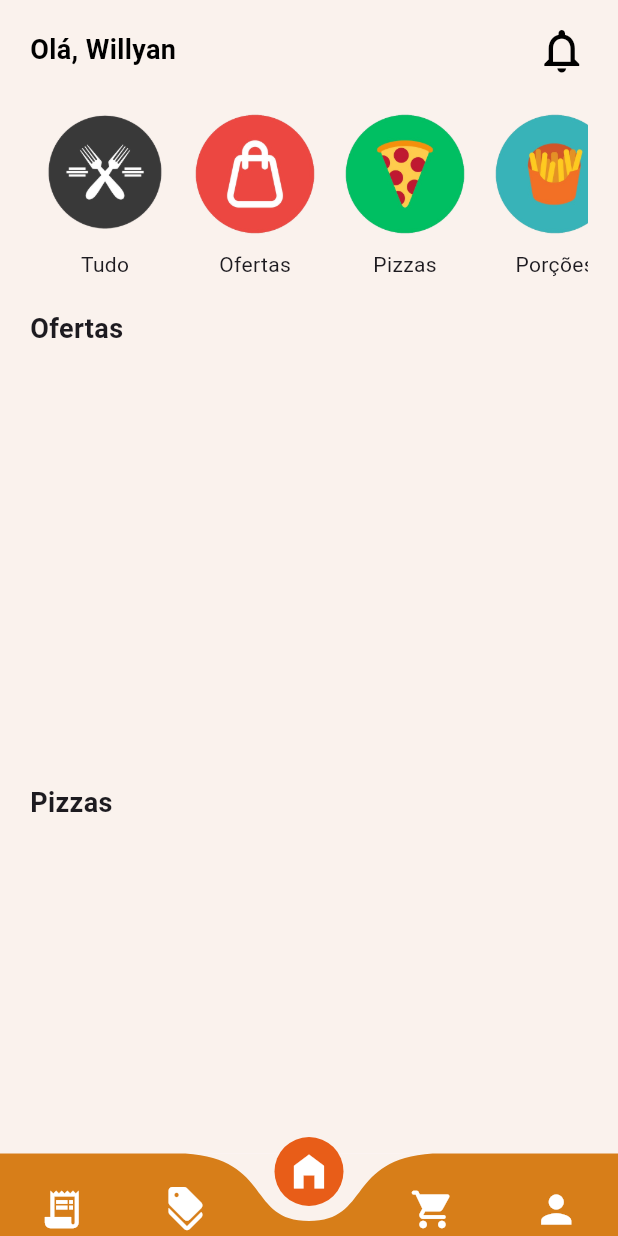
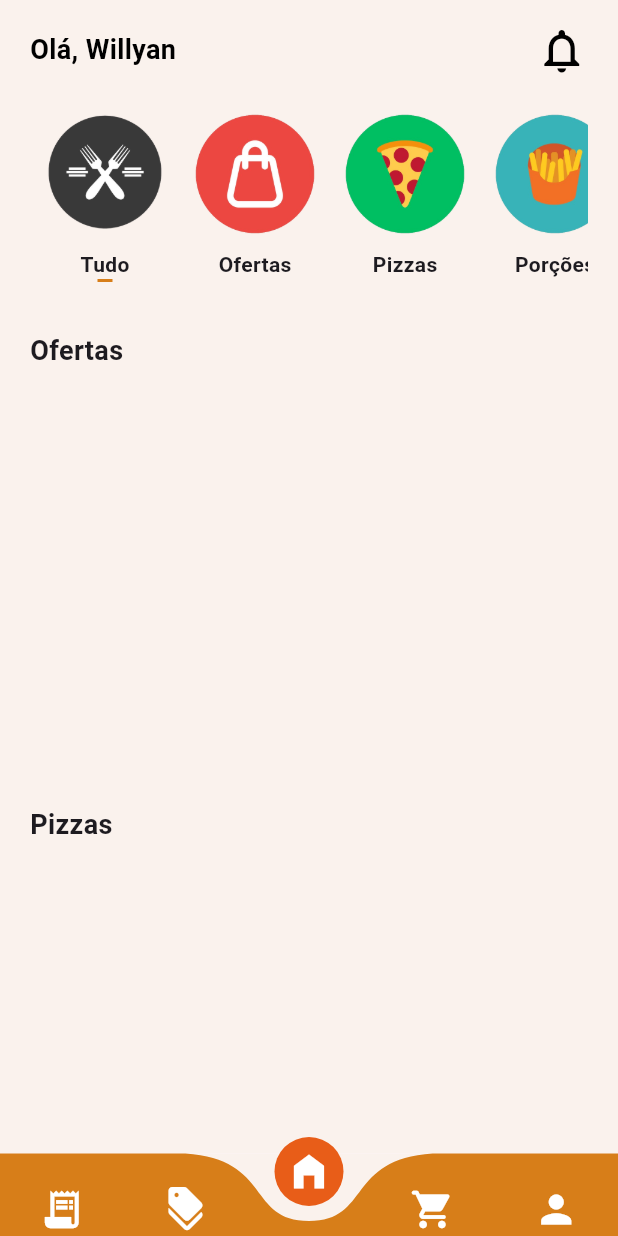
Before and after one commit to Av3z/egas_brothers_pizzaria, a Flutter app: the screen it shows once a user with an empty profile is signed in, on a phone screen of 412 x 824 dp. Run offline on Flutter 3.47's test engine with Material 3 defaults, Android fonts, the phone set to English and light mode, and no system bars; drawn by our look-alikes of curved_navigation_bar; our stand-ins replace cloud_firestore, firebase_auth, firebase_core, firebase_storage, hive; accounts and stored records are empty; generated files the repository leaves out were written again.

Commit message:
fix: fix alot bugs

```diff
--- a/lib/src/components/home_components/card_item_widget.dart
+++ b/lib/src/components/home_components/card_item_widget.dart
@@ -9,7 +9,7 @@ class CardItemWidget extends StatefulWidget {
   final double price;
   final Color priceColor;
 
-  CardItemWidget(
+  const CardItemWidget(
       {super.key,
       required this.title,
       required this.imageId,
@@ -72,7 +72,7 @@ class _CardItemWidgetState extends State<CardItemWidget> {
                         topRight: Radius.circular(6)),
                     child: Image.network(
                       _imagePath,
-                      fit: BoxFit.fitHeight,
+                      fit: BoxFit.cover,
                     ),
                   )
                 : Image.asset('lib/images/Logo.png'),
--- a/lib/src/components/home_components/menu_category.dart
+++ b/lib/src/components/home_components/menu_category.dart
@@ -3,7 +3,13 @@ import 'package:flutter/material.dart';
 class MenuCategory extends StatelessWidget {
   final String text;
   final String imagePath;
-  const MenuCategory({super.key, required this.text, required this.imagePath});
+  final bool activated;
+
+  const MenuCategory(
+      {super.key,
+      required this.text,
+      required this.imagePath,
+      this.activated = false});
 
   @override
   Widget build(BuildContext context) {
@@ -13,7 +19,17 @@ class MenuCategory extends StatelessWidget {
           imagePath,
           height: 100,
         ),
-        Text(text)
+        Text(
+          text,
+          style: const TextStyle(fontWeight: FontWeight.bold),
+        ),
+        activated
+            ? Container(
+                width: 10,
+                height: 2,
+                color: const Color(0xFFD77E19),
+              )
+            : Container()
       ],
     );
   }
--- a/lib/src/pages/details_page.dart
+++ b/lib/src/pages/details_page.dart
@@ -36,17 +36,17 @@ class _DetailsPageState extends State<DetailsPage> {
     }
   }
 
+  @override
+  Widget build(BuildContext context) {
     saveCart() async {
       try {
         await _cartService.saveFoodModels(widget.foodModel);
-      print('Produto adicionado ao carrinho');
+        Navigator.pop(context);
       } catch (e) {
         print('Erro ao salvar o FoodModel no Hive: $e');
       }
     }
 
-  @override
-  Widget build(BuildContext context) {
     return Scaffold(
       backgroundColor: const Color(0xFFFAF2ED),
       appBar: AppBar(
--- a/lib/src/pages/home_page.dart
+++ b/lib/src/pages/home_page.dart
@@ -35,12 +35,13 @@ class _HomePageState extends State<HomePage> {
 
             // Menu Category
             SizedBox(
-              height: 120, // Defina a altura desejada do menu
+              height: 135, // Defina a altura desejada do menu
               child: ListView(
                 scrollDirection: Axis.horizontal,
                 children: const [
                   // ALL
                   MenuCategory(
+                      activated: true,
                       text: 'Tudo',
                       imagePath: 'lib/images/categories/cat_all.png'),
 
@@ -109,6 +110,7 @@ class _HomePageState extends State<HomePage> {
                                     description: foodModel.description,
                                     peoples: foodModel.peoples,
                                     price: foodModel.price,
+                                    priceColor: const Color(0xFF2E9048),
                                   ),
                                 );
                               }).toList(),
@@ -118,7 +120,7 @@ class _HomePageState extends State<HomePage> {
                   ],
                 ),
 
-                const SizedBox(height: 20), // Adicione um espaço entre os menus
+                const SizedBox(height: 20),
 
                 // Pizzas
                 Column(
```
Also changed, not shown: lib/src/components/cart_item_widget.dart (+78 -16 lines), lib/src/pages/cart_page.dart (+17 -26 lines). Lines whose indentation alone changed are shown as unchanged.
